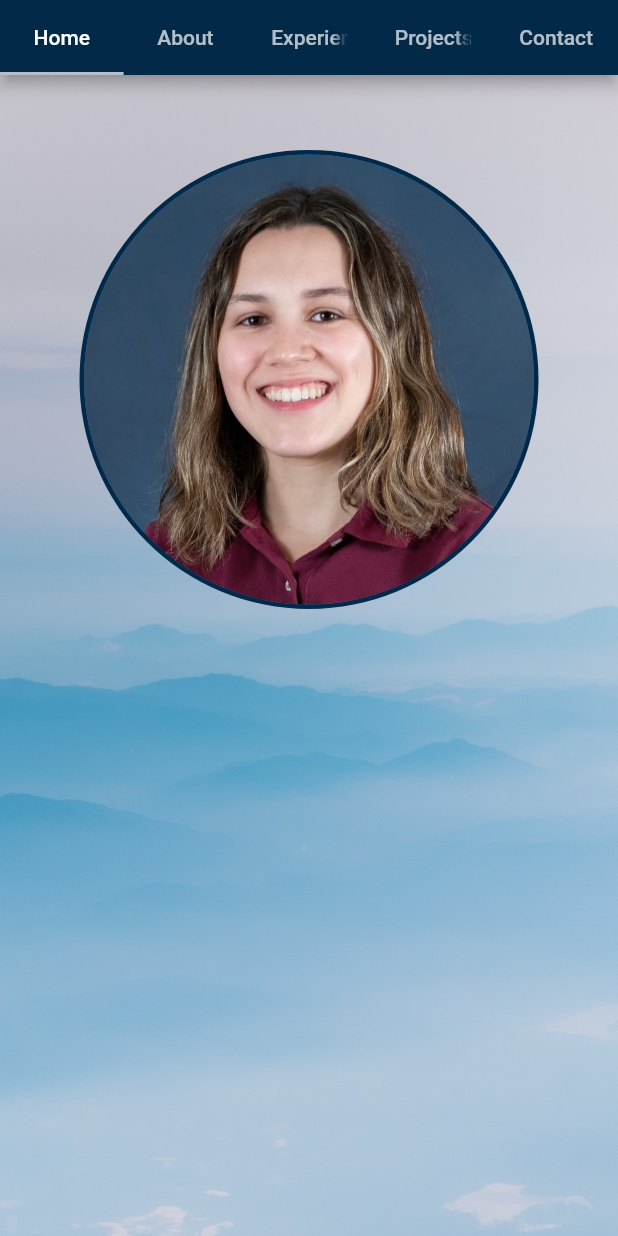
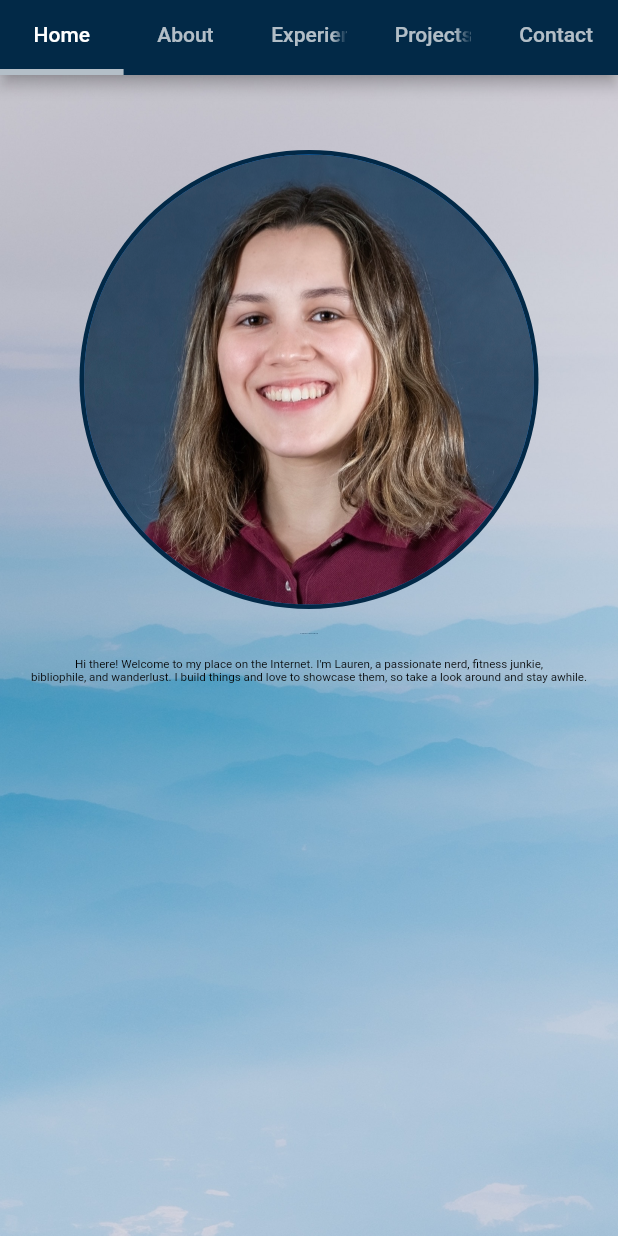
Before and after one commit to lolobq/personal_website, a Flutter app: the screen it shows after launch, on a phone screen of 412 x 824 dp. Run offline on Flutter 3.47's test engine with Material 2 defaults, Android fonts, the phone set to English and light mode, and no system bars; our stand-ins replace google_fonts; missing offline and left inert: dart:html.

Commit message:
Making big changes

```diff
--- a/lib/constants.dart
+++ /dev/null
@@ -1,7 +0,0 @@
-//Where constant values are stored
-import 'package:flutter/material.dart';
-
-//App bar
-const Color appBarColor = Color.fromARGB(255, 2, 41, 71);
-const Color tabTextColor = Colors.white70;
-const double tabHeight = 50;
--- /dev/null
+++ b/lib/constants/assets.dart
@@ -0,0 +1,7 @@
+class Assets {
+  Assets._();
+
+  //Images
+  static const String laurenHome = 'assets/laurenhome.jpg';
+  static const String mountains = 'assets/mountains.jpg';
+}
--- /dev/null
+++ b/lib/constants/values.dart
@@ -0,0 +1,12 @@
+//Where constant values are stored
+import 'package:flutter/material.dart';
+
+//App bar
+const Color appBarColor = Color.fromARGB(255, 2, 41, 71); //navy blue
+const Color tabTextColor = Colors.white70;
+const double tabHeight = 50;
+const double tabIndicatorHeight = 4;
+
+//Home Page Text
+const Color homeLaurenTextColor = Color.fromARGB(255, 2, 41, 71); //navy blue
+const Color homeBodyTextColor = Colors.black;
--- a/lib/home_page.dart
+++ /dev/null
@@ -1,51 +0,0 @@
-import 'package:flutter/material.dart';
-import 'package:personal_website/constants.dart' as constants;
-
-class HomePage extends StatefulWidget {
-  const HomePage({Key? key}) : super(key: key);
-
-  @override
-  _HomePageState createState() => _HomePageState();
-}
-
-class _HomePageState extends State<HomePage> {
-  @override
-  Widget build(BuildContext context) {
-    //CONSTANTS
-    double screenWidth = MediaQuery.of(context).size.width;
-    double screenHeight = MediaQuery.of(context).size.height;
-    const double myPictureRadius = 150;
-
-    //Circle Picture
-    final myPicture = Container(
-      alignment: Alignment.topCenter,
-      padding: const EdgeInsets.only(top: 50, bottom: 70),
-      child: const CircleAvatar(
-        radius: myPictureRadius + 3,
-        backgroundColor: constants.appBarColor,
-        child: CircleAvatar(
-          radius: myPictureRadius,
-          backgroundImage: AssetImage('assets/laurenhome.jpg'),
-        ),
-      ),
-    );
-
-    //RETURN
-    return Container(
-        decoration: const BoxDecoration(
-            image: DecorationImage(
-                repeat: ImageRepeat.repeat,
-                image: AssetImage('assets/mountains.jpg'),
-                fit: BoxFit.cover)),
-        child: Scaffold(
-          backgroundColor: Colors.transparent,
-          body: Center(
-            child: Column(
-              children: [
-                myPicture,
-              ],
-            ),
-          ),
-        ));
-  }
-}
--- a/lib/main.dart
+++ b/lib/main.dart
@@ -1,12 +1,12 @@
-import 'dart:html';
-
+import 'dart:html' as html;
 import 'package:flutter/material.dart';
-import 'package:personal_website/constants.dart' as constants;
-import 'package:personal_website/home_page.dart' as homepage;
-import 'package:personal_website/about_page.dart' as aboutpage;
-import 'package:personal_website/experience_page.dart' as experiencepage;
-import 'package:personal_website/projects_page.dart' as projectspage;
-import 'package:personal_website/contact_page.dart' as contactpage;
+import 'package:google_fonts/google_fonts.dart';
+import 'package:personal_website/constants/values.dart' as values;
+import 'package:personal_website/ui/home_page.dart' as homepage;
+import 'package:personal_website/ui/about_page.dart' as aboutpage;
+import 'package:personal_website/ui/experience_page.dart' as experiencepage;
+import 'package:personal_website/ui/projects_page.dart' as projectspage;
+import 'package:personal_website/ui/contact_page.dart' as contactpage;
 
 void main() {
   runApp(const MyApp());
@@ -21,8 +21,9 @@
     //RETURN
     return MaterialApp(
       theme: ThemeData(
+        brightness: Brightness.light,
         appBarTheme: const AppBarTheme(
-          color: constants.appBarColor,
+          color: values.appBarColor,
           ),
       ),
 
@@ -31,10 +32,11 @@
         length: 5,
         child: Scaffold(
           appBar: PreferredSize(
-          preferredSize: const Size.fromHeight(constants.tabHeight),
+          preferredSize: const Size.fromHeight(values.tabHeight),
           child: AppBar(
             bottom: const TabBar(
-              indicatorColor: constants.tabTextColor,
+              indicatorColor: values.tabTextColor,
+              indicatorWeight: values.tabIndicatorHeight,
               tabs: [
                 Tab(text: 'Home'),
                 Tab(text: 'About'),
--- a/lib/experience_page.dart
+++ b/lib/ui/experience_page.dart
@@ -1,5 +1,5 @@
 import 'package:flutter/material.dart';
-import 'package:personal_website/constants.dart' as constants;
+import 'package:personal_website/constants/values.dart' as values;
 
 class ExperiencePage extends StatefulWidget {
   const ExperiencePage({Key? key}) : super(key: key);
--- /dev/null
+++ b/lib/ui/home_page.dart
@@ -0,0 +1,85 @@
+import 'package:flutter/material.dart';
+import 'package:personal_website/constants/values.dart' as values;
+import 'package:personal_website/constants/assets.dart';
+
+class HomePage extends StatefulWidget {
+  const HomePage({Key? key}) : super(key: key);
+
+  @override
+  _HomePageState createState() => _HomePageState();
+}
+
+class _HomePageState extends State<HomePage> {
+  //BUILD
+  @override
+  Widget build(BuildContext context) {
+    //CONSTANTS
+    double screenWidth = MediaQuery.of(context).size.width;
+    double screenHeight = MediaQuery.of(context).size.height;
+    const double myPictureRadius = 150;
+    double introTextPadding = screenWidth * 0.05;
+
+    //Circle Picture
+    final myPicture = Container(
+      alignment: Alignment.topCenter,
+      padding: const EdgeInsets.only(top: 50),
+      child: const FittedBox(
+        child: CircleAvatar(
+        radius: myPictureRadius + 3,
+        backgroundColor: values.appBarColor,
+        child: CircleAvatar(
+          radius: myPictureRadius,
+          backgroundImage: AssetImage(Assets.laurenHome),
+        ),
+      ),
+      )
+    );
+
+    //Lauren Bourque Text
+    final laurenText = Container(
+        padding:
+            const EdgeInsets.only(top: 15, left: 200, right: 200, bottom: 15),
+        child: const FittedBox(
+          child: Text(
+            'Lauren Bourque',
+            style: TextStyle(
+              fontSize: 100,
+              color: values.homeLaurenTextColor,
+            ),
+          ),
+        ));
+
+    //Intro Text
+    final introText = Container(
+      padding: EdgeInsets.symmetric(horizontal: introTextPadding),
+      child: const FittedBox(
+        fit: BoxFit.fitWidth,
+        child: Flexible(child: Text(
+          'Hi there! Welcome to my place on the Internet. I\'m Lauren, a passionate nerd, fitness junkie, \nbibliophile, and wanderlust.'
+          ' I build things and love to showcase them, so take a look around and stay awhile.',
+          style: TextStyle(
+            fontSize: 30,
+            color: values.homeBodyTextColor,
+          ),
+          textAlign: TextAlign.center,
+        )
+        )
+    ));
+
+    //RETURN
+    return Container(
+        decoration: const BoxDecoration(
+            image: DecorationImage(
+                repeat: ImageRepeat.repeat,
+                image: AssetImage(Assets.mountains),
+                fit: BoxFit.cover)),
+        child: Scaffold(
+          backgroundColor: Colors.transparent,
+          body: Center(
+            child: Column(
+              children: [myPicture, laurenText, introText],
+            ),
+          ),
+        ));
+  }
+}
--- a/pubspec.yaml
+++ b/pubspec.yaml
@@ -34,6 +34,7 @@ dependencies:
   # The following adds the Cupertino Icons font to your application.
   # Use with the CupertinoIcons class for iOS style icons.
   cupertino_icons: ^1.0.2
+  google_fonts: ^2.1.1
 
 dev_dependencies:
   flutter_test:
```
Also changed, not shown: lib/constants/fonts.dart (added, +7 -0 lines), lib/constants/text_styles.dart (added, +68 -0 lines), assets/laurenhomepage.jpg (deleted), assets/starrynight.jpg (deleted), lib/ui/about_page.dart (renamed from lib/about_page.dart), lib/ui/contact_page.dart (renamed from lib/contact_page.dart), lib/ui/projects_page.dart (renamed from lib/projects_page.dart), pubspec.lock.
